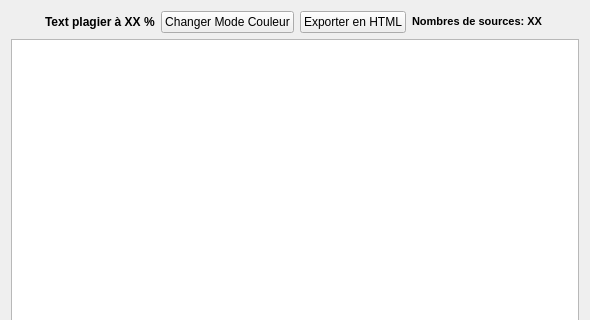
Above: Prototypes/AntiPlagia/src/Antiplagia/Formulaires/resultat.ui from Lorette/Antiplagiat before the change; both pictures show x 0 to 590 and y 0 to 320 of the 590 by 466 pixel window. Below: the same form after it.
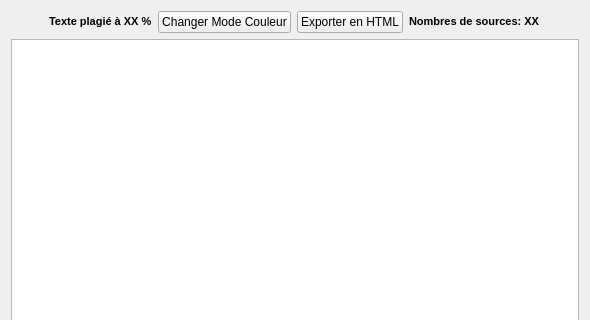
That is the form after the change. Icons and pictures are not drawn.

```diff
--- a/Prototypes/AntiPlagia/src/Antiplagia/Formulaires/resultat.ui
+++ b/Prototypes/AntiPlagia/src/Antiplagia/Formulaires/resultat.ui
@@ -74,7 +74,11 @@
    <item row="0" column="1">
     <widget class="QLabel" name="label">
      <property name="text">
-      <string>&lt;h4&gt;Text plagier à XX %&lt;/h4&gt;</string>
+      <string>&lt;!DOCTYPE HTML PUBLIC &quot;-//W3C//DTD HTML 4.0//EN&quot; &quot;http://www.w3.org/TR/REC-html40/strict.dtd&quot;&gt;
+&lt;html&gt;&lt;head&gt;&lt;meta name=&quot;qrichtext&quot; content=&quot;1&quot; /&gt;&lt;style type=&quot;text/css&quot;&gt;
+p, li { white-space: pre-wrap; }
+&lt;/style&gt;&lt;/head&gt;&lt;body style=&quot; font-family:'MS Shell Dlg 2'; font-size:8.25pt; font-weight:400; font-style:normal;&quot;&gt;
+&lt;p style=&quot; margin-top:12px; margin-bottom:12px; margin-left:0px; margin-right:0px; -qt-block-indent:0; text-indent:0px;&quot;&gt;&lt;span style=&quot; font-size:8pt; font-weight:600;&quot;&gt;Texte plagié à XX %&lt;/span&gt;&lt;/p&gt;&lt;/body&gt;&lt;/html&gt;</string>
      </property>
     </widget>
    </item>
```
